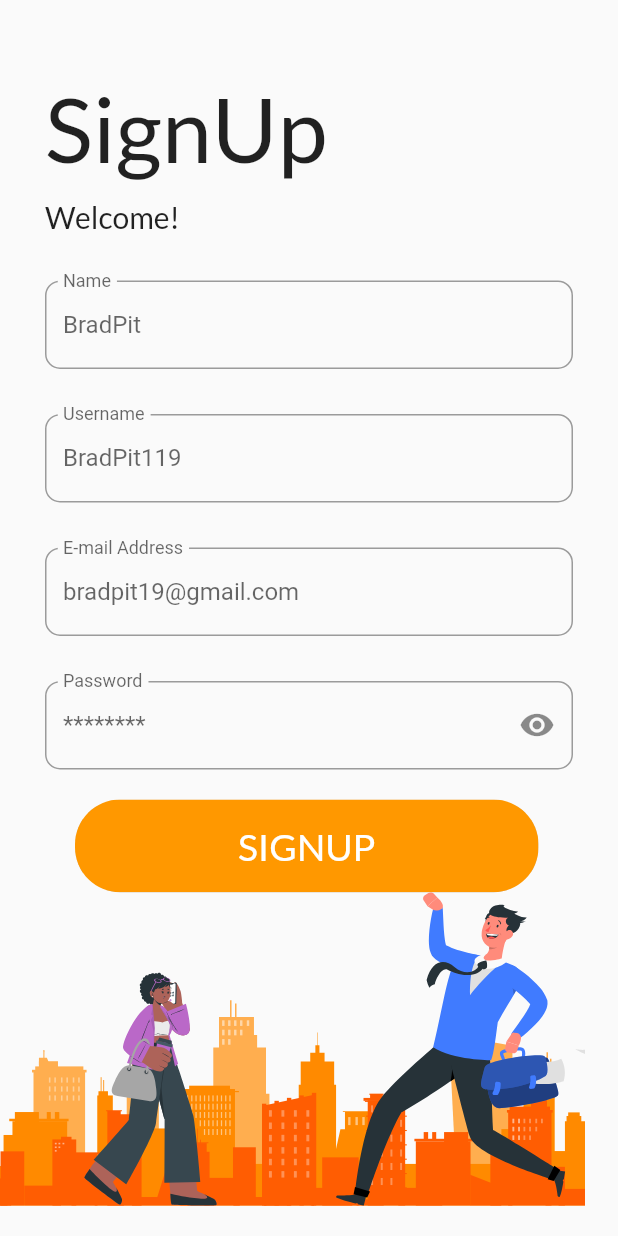
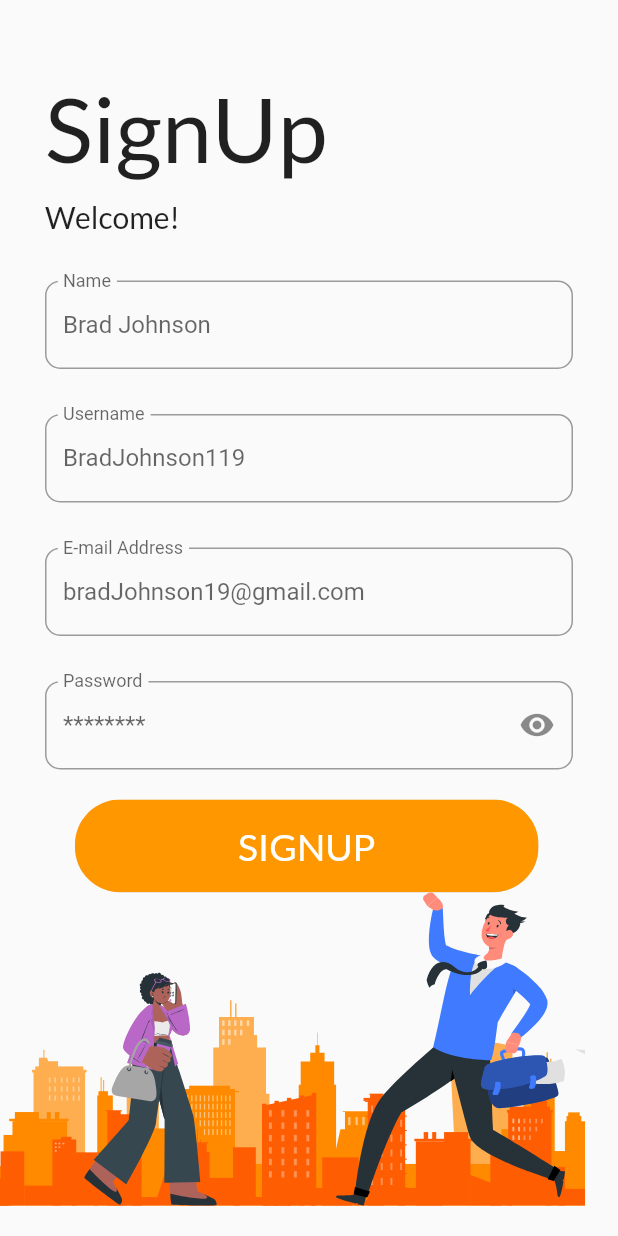
Before and after one commit to ShashankDeepak/Duckme, a Flutter app: the screen it shows after launch, on a phone screen of 412 x 824 dp. Run offline on Flutter 3.47's test engine with Material 2 defaults, Android fonts, the phone set to English and light mode, and no system bars; our stand-ins replace firebase_core, flutter_svg, google_fonts, hexcolor; accounts and stored records are empty.

Commit message:
SignUp page

```diff
--- a/lib/auth_pages/signUp.dart
+++ b/lib/auth_pages/signUp.dart
@@ -62,7 +62,7 @@ class _SignUpState extends State<SignUp> {
                   decoration: InputDecoration(
                     label: Text("Name"),
                     floatingLabelBehavior: FloatingLabelBehavior.always,
-                    hintText: "BradPit",
+                    hintText: "Brad Johnson",
                     border: OutlineInputBorder(
                       borderRadius: BorderRadius.circular(10),
                     ),
@@ -77,7 +77,7 @@ class _SignUpState extends State<SignUp> {
                   decoration: InputDecoration(
                     label: Text("Username"),
                     floatingLabelBehavior: FloatingLabelBehavior.always,
-                    hintText: "BradPit119",
+                    hintText: "BradJohnson119",
                     border: OutlineInputBorder(
                       borderRadius: BorderRadius.circular(10),
                     ),
@@ -92,7 +92,7 @@ class _SignUpState extends State<SignUp> {
                   decoration: InputDecoration(
                     label: Text("E-mail Address"),
                     floatingLabelBehavior: FloatingLabelBehavior.always,
-                    hintText: "bradpit19@gmail.com",
+                    hintText: "bradJohnson19@gmail.com",
                     border: OutlineInputBorder(
                       borderRadius: BorderRadius.circular(10),
                     ),
```
